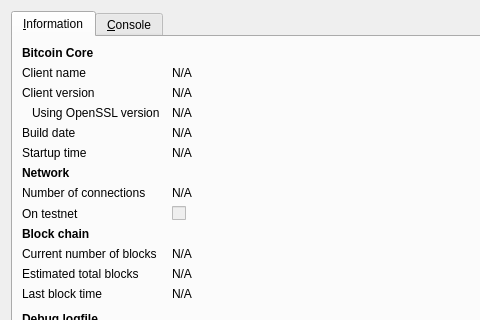
The window that src/qt/forms/rpcconsole.ui (MrHFox/FoxHole_) describes before a commit, drawn with Qt 5; both pictures show x 0 to 480 and y 0 to 320 of the 740 by 450 pixel window.
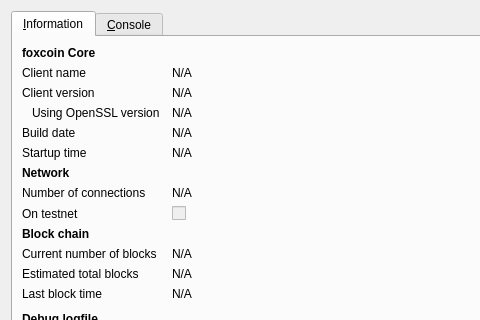
The same window after the commit. Icons and pictures are not drawn.

The edit to the form file:
```diff
--- a/src/qt/forms/rpcconsole.ui
+++ b/src/qt/forms/rpcconsole.ui
@@ -36,7 +36,7 @@
           </font>
          </property>
          <property name="text">
-          <string>Bitcoin Core</string>
+          <string>foxcoin Core</string>
          </property>
         </widget>
        </item>
```
Left out of the diff: 4 changed lines with no effect on the pictures.
